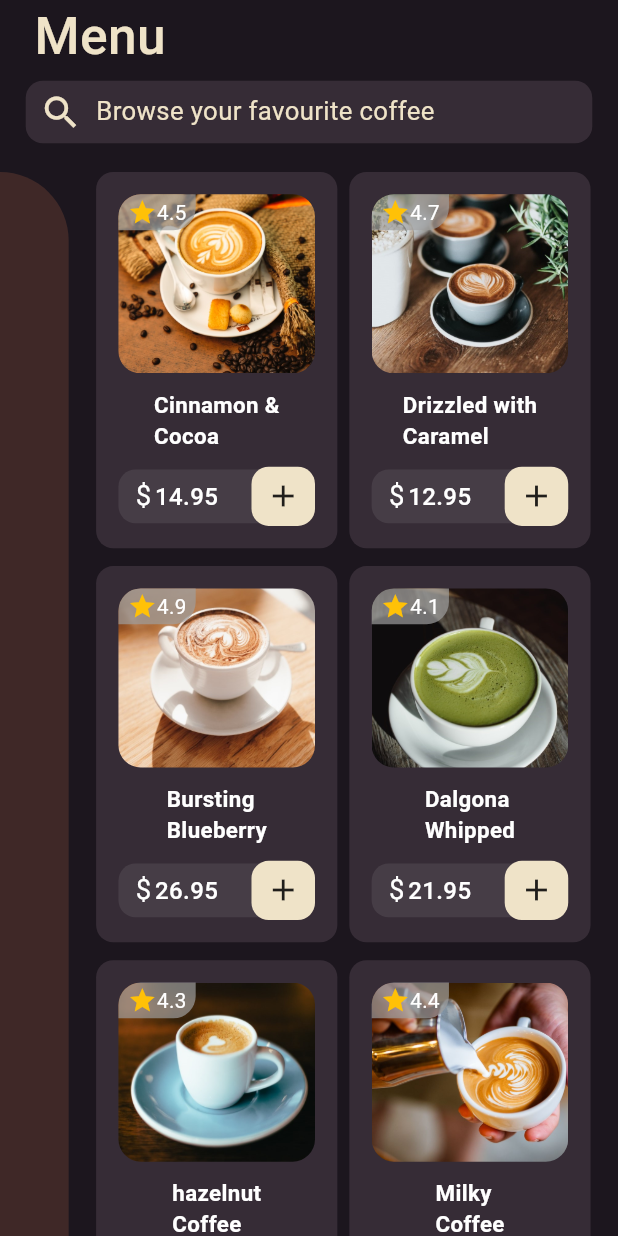
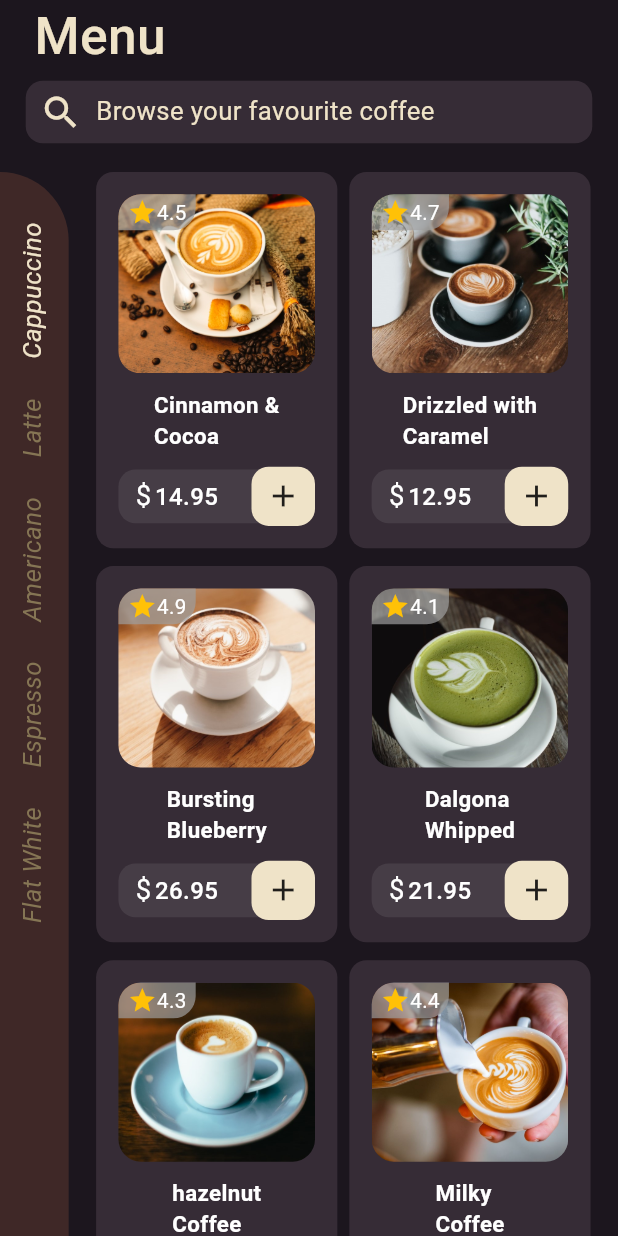
Before and after one commit to GABER77/Coffee-App, a Flutter app: the screen it shows after launch, on a phone screen of 412 x 824 dp. Run offline on Flutter 3.47's test engine with Material 3 defaults, Android fonts, the phone set to English and light mode, and no system bars; our stand-ins replace flutter_screenutil.

Commit message:
SideMenu Widget

```diff
--- /dev/null
+++ b/lib/models/side_menu_model.dart
@@ -0,0 +1,15 @@
+class MySideMenu {
+  String? name;
+
+  MySideMenu({
+    required this.name,
+  });
+
+  static List<MySideMenu> sideMenuList = [
+    MySideMenu(name: 'Cappuccino'),
+    MySideMenu(name: 'Latte'),
+    MySideMenu(name: 'Americano'),
+    MySideMenu(name: 'Espresso'),
+    MySideMenu(name: 'Flat White'),
+  ];
+}
--- a/lib/presentation/home_screen.dart
+++ b/lib/presentation/home_screen.dart
@@ -1,3 +1,4 @@
+import 'package:coffee_app/models/side_menu_model.dart';
 import 'package:flutter/cupertino.dart';
 import 'package:flutter/material.dart';
 import 'package:flutter_screenutil/flutter_screenutil.dart';
@@ -8,6 +9,8 @@ class HomeScreen extends StatefulWidget {
   @override
   State<HomeScreen> createState() => _HomeScreenState();
 }
+
+String? SelectedType = MySideMenu.sideMenuList[0].name;
 
 class _HomeScreenState extends State<HomeScreen> {
   @override
@@ -72,7 +75,19 @@ class _HomeScreenState extends State<HomeScreen> {
                         ),
                         width: 40.w,
                         height: double.infinity,
-                        child: Container(),
+                        child: Padding(
+                          padding: EdgeInsets.only(
+                            top: 28.h,
+                            left: 8.w,
+                          ),
+                          child: ListView.separated(
+                            itemBuilder: (context, index) => SideMenu(MySideMenu.sideMenuList[index]),
+                            separatorBuilder: (context, index) => SizedBox(
+                              height: 22.h,
+                            ),
+                            itemCount: MySideMenu.sideMenuList.length,
+                          ),
+                        ),
                       ),
                       Spacer(),
                       SizedBox(
@@ -99,6 +114,26 @@ class _HomeScreenState extends State<HomeScreen> {
       ),
     );
   }
+
+  Widget SideMenu(MySideMenu menuSideList) => RotatedBox(
+    quarterTurns: 3,
+    child: InkWell(
+      onTap: () {
+        setState(() {
+          SelectedType = menuSideList.name;
+        });
+      },
+      child: Text(
+        '${menuSideList.name}',
+        style: TextStyle(
+          fontSize: 15.sp,
+          fontStyle: FontStyle.italic,
+          color:
+          SelectedType == menuSideList.name ? Color(0xffEFE3C8) : Color(0xff857554),
+        ),
+      ),
+    ),
+  );
 
   Widget CoffeeItem(Product coffeeProduct) => InkWell(
     onTap: () {},
@@ -222,6 +257,4 @@ class _HomeScreenState extends State<HomeScreen> {
     ),
   );
 
-
-
 }
```
